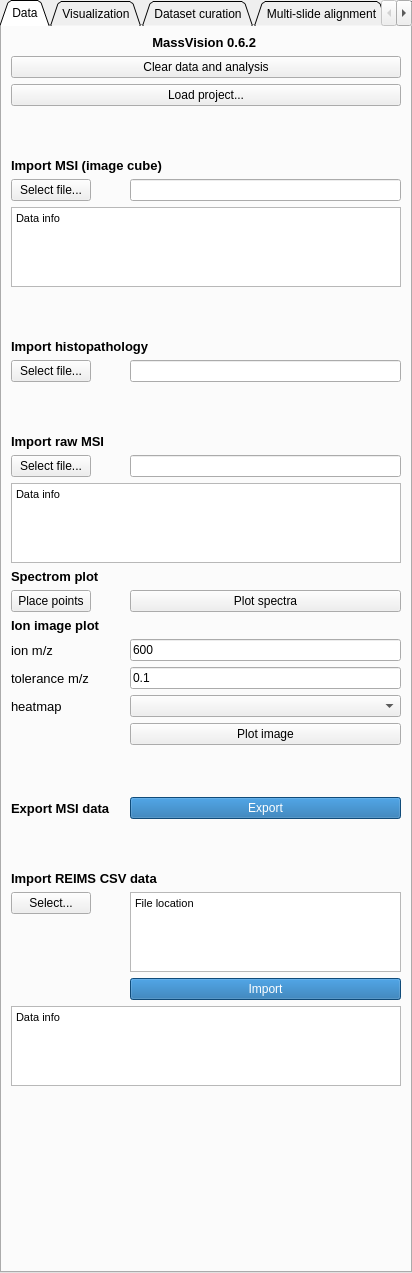
Before: the Qt Designer form MassVision/Resources/UI/MassVision.ui in jamzad/SlicerMassVision, drawn with Qt 5.
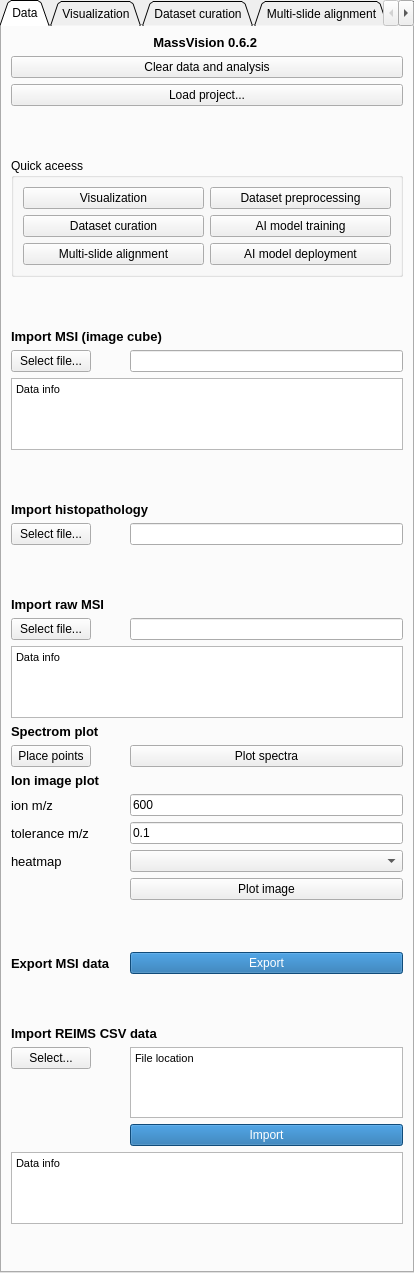
After: the same form once the commit is applied. The open tabs and pages were chosen to show the change.

Commit message: ADD quick tab access

```diff
--- a/MassVision/Resources/UI/MassVision.ui
+++ b/MassVision/Resources/UI/MassVision.ui
@@ -6,7 +6,7 @@
    <rect>
     <x>0</x>
     <y>0</y>
-    <width>412</width>
+    <width>414</width>
     <height>1273</height>
    </rect>
   </property>
@@ -93,6 +93,22 @@
      </spacer>
     </item>
     <item row="5" column="0" colspan="2">
+     <spacer name="verticalSpacer_18">
+      <property name="orientation">
+       <enum>Qt::Vertical</enum>
+      </property>
+      <property name="sizeType">
+       <enum>QSizePolicy::Fixed</enum>
+      </property>
+      <property name="sizeHint" stdset="0">
+       <size>
+        <width>20</width>
+        <height>40</height>
+       </size>
+      </property>
+     </spacer>
+    </item>
+    <item row="6" column="0" colspan="2">
      <widget class="QLabel" name="label_64">
       <property name="font">
        <font>
@@ -109,21 +125,21 @@
       </property>
      </widget>
     </item>
-    <item row="6" column="0">
+    <item row="7" column="0">
      <widget class="QPushButton" name="textFileSelect">
       <property name="text">
        <string>Select file...</string>
       </property>
      </widget>
     </item>
-    <item row="6" column="1">
+    <item row="7" column="1">
      <widget class="QLineEdit" name="ImportlineEdit">
       <property name="readOnly">
        <bool>true</bool>
       </property>
      </widget>
     </item>
-    <item row="7" column="0" colspan="2">
+    <item row="8" column="0" colspan="2">
      <widget class="QTextBrowser" name="dataInformation">
       <property name="maximumSize">
        <size>
@@ -140,23 +156,23 @@
       </property>
      </widget>
     </item>
-    <item row="8" column="0" colspan="2">
-     <spacer name="verticalSpacer_15">
-      <property name="orientation">
-       <enum>Qt::Vertical</enum>
-      </property>
-      <property name="sizeType">
-       <enum>QSizePolicy::Fixed</enum>
-      </property>
-      <property name="sizeHint" stdset="0">
-       <size>
-        <width>20</width>
-        <height>40</height>
-       </size>
-      </property>
-     </spacer>
-    </item>
     <item row="9" column="0" colspan="2">
+     <spacer name="verticalSpacer_15">
+      <property name="orientation">
+       <enum>Qt::Vertical</enum>
+      </property>
+      <property name="sizeType">
+       <enum>QSizePolicy::Fixed</enum>
+      </property>
+      <property name="sizeHint" stdset="0">
+       <size>
+        <width>20</width>
+        <height>40</height>
+       </size>
+      </property>
+     </spacer>
+    </item>
+    <item row="10" column="0" colspan="2">
      <widget class="QLabel" name="label_61">
       <property name="font">
        <font>
@@ -173,37 +189,37 @@
       </property>
      </widget>
     </item>
-    <item row="10" column="0">
+    <item row="11" column="0">
      <widget class="QPushButton" name="histoFileSelect">
       <property name="text">
        <string>Select file...</string>
       </property>
      </widget>
     </item>
-    <item row="10" column="1">
+    <item row="11" column="1">
      <widget class="QLineEdit" name="HistoLineEdit">
       <property name="readOnly">
        <bool>true</bool>
       </property>
      </widget>
     </item>
-    <item row="11" column="0" colspan="2">
-     <spacer name="verticalSpacer_25">
-      <property name="orientation">
-       <enum>Qt::Vertical</enum>
-      </property>
-      <property name="sizeType">
-       <enum>QSizePolicy::Fixed</enum>
-      </property>
-      <property name="sizeHint" stdset="0">
-       <size>
-        <width>20</width>
-        <height>40</height>
-       </size>
-      </property>
-     </spacer>
-    </item>
     <item row="12" column="0" colspan="2">
+     <spacer name="verticalSpacer_25">
+      <property name="orientation">
+       <enum>Qt::Vertical</enum>
+      </property>
+      <property name="sizeType">
+       <enum>QSizePolicy::Fixed</enum>
+      </property>
+      <property name="sizeHint" stdset="0">
+       <size>
+        <width>20</width>
+        <height>40</height>
+       </size>
+      </property>
+     </spacer>
+    </item>
+    <item row="13" column="0" colspan="2">
      <widget class="QLabel" name="label_65">
       <property name="font">
        <font>
@@ -220,21 +236,21 @@
       </property>
      </widget>
     </item>
-    <item row="13" column="0">
+    <item row="14" column="0">
      <widget class="QPushButton" name="rawSelect">
       <property name="text">
        <string>Select file...</string>
       </property>
      </widget>
     </item>
-    <item row="13" column="1">
+    <item row="14" column="1">
      <widget class="QLineEdit" name="rawLineEdit">
       <property name="readOnly">
        <bool>true</bool>
       </property>
      </widget>
     </item>
-    <item row="14" column="0" colspan="2">
+    <item row="15" column="0" colspan="2">
      <widget class="QTextBrowser" name="rawInfo">
       <property name="maximumSize">
        <size>
@@ -251,124 +267,7 @@
       </property>
      </widget>
     </item>
-    <item row="26" column="0" colspan="2">
-     <widget class="QLabel" name="label_REIMS">
-      <property name="font">
-       <font>
-        <pointsize>10</pointsize>
-        <weight>75</weight>
-        <bold>true</bold>
-       </font>
-      </property>
-      <property name="styleSheet">
-       <string notr="true"/>
-      </property>
-      <property name="text">
-       <string>Import REIMS CSV data</string>
-      </property>
-     </widget>
-    </item>
-    <item row="27" column="0">
-     <widget class="QPushButton" name="REIMSFileSelect">
-      <property name="text">
-       <string>Select...</string>
-      </property>
-     </widget>
-    </item>
-    <item row="27" column="1">
-     <widget class="QTextBrowser" name="filenameREIMSBrowser">
-      <property name="maximumSize">
-       <size>
-        <width>16777215</width>
-        <height>80</height>
-       </size>
-      </property>
-      <property name="lineWidth">
-       <number>0</number>
-      </property>
-      <property name="html">
-       <string>&lt;!DOCTYPE HTML PUBLIC &quot;-//W3C//DTD HTML 4.0//EN&quot; &quot;http://www.w3.org/TR/REC-html40/strict.dtd&quot;&gt;
-&lt;html&gt;&lt;head&gt;&lt;meta name=&quot;qrichtext&quot; content=&quot;1&quot; /&gt;&lt;style type=&quot;text/css&quot;&gt;
-p, li { white-space: pre-wrap; }
-&lt;/style&gt;&lt;/head&gt;&lt;body style=&quot; font-family:'MS Shell Dlg 2'; font-size:8.25pt; font-weight:400; font-style:normal;&quot;&gt;
-&lt;p style=&quot; margin-top:0px; margin-bottom:0px; margin-left:0px; margin-right:0px; -qt-block-indent:0; text-indent:0px;&quot;&gt;File location&lt;/p&gt;&lt;/body&gt;&lt;/html&gt;</string>
-      </property>
-     </widget>
-    </item>
-    <item row="28" column="1">
-     <widget class="QPushButton" name="REIMSFileLoad">
-      <property name="styleSheet">
-       <string notr="true">background-color: #1769aa;
-color: rgb(255, 255, 255);</string>
-      </property>
-      <property name="text">
-       <string>Import</string>
-      </property>
-     </widget>
-    </item>
-    <item row="29" column="0" colspan="2">
-     <widget class="QTextBrowser" name="REIMSInformation">
-      <property name="maximumSize">
-       <size>
-        <width>16777215</width>
-        <height>80</height>
-       </size>
-      </property>
-      <property name="html">
-       <string>&lt;!DOCTYPE HTML PUBLIC &quot;-//W3C//DTD HTML 4.0//EN&quot; &quot;http://www.w3.org/TR/REC-html40/strict.dtd&quot;&gt;
-&lt;html&gt;&lt;head&gt;&lt;meta name=&quot;qrichtext&quot; content=&quot;1&quot; /&gt;&lt;style type=&quot;text/css&quot;&gt;
-p, li { white-space: pre-wrap; }
-&lt;/style&gt;&lt;/head&gt;&lt;body style=&quot; font-family:'MS Shell Dlg 2'; font-size:8.25pt; font-weight:400; font-style:normal;&quot;&gt;
-&lt;p style=&quot; margin-top:0px; margin-bottom:0px; margin-left:0px; margin-right:0px; -qt-block-indent:0; text-indent:0px;&quot;&gt;Data info&lt;/p&gt;&lt;/body&gt;&lt;/html&gt;</string>
-      </property>
-     </widget>
-    </item>
-    <item row="30" column="0" colspan="2">
-     <spacer name="verticalSpacer_17">
-      <property name="orientation">
-       <enum>Qt::Vertical</enum>
-      </property>
-      <property name="sizeHint" stdset="0">
-       <size>
-        <width>20</width>
-        <height>40</height>
-       </size>
-      </property>
-     </spacer>
-    </item>
-    <item row="22" column="0" colspan="2">
-     <spacer name="verticalSpacer_30">
-      <property name="orientation">
-       <enum>Qt::Vertical</enum>
-      </property>
-      <property name="sizeType">
-       <enum>QSizePolicy::Fixed</enum>
-      </property>
-      <property name="sizeHint" stdset="0">
-       <size>
-        <width>20</width>
-        <height>40</height>
-       </size>
-      </property>
-     </spacer>
-    </item>
-    <item row="25" column="0" colspan="2">
-     <spacer name="verticalSpacer_31">
-      <property name="orientation">
-       <enum>Qt::Vertical</enum>
-      </property>
-      <property name="sizeType">
-       <enum>QSizePolicy::Fixed</enum>
-      </property>
-      <property name="sizeHint" stdset="0">
-       <size>
-        <width>20</width>
-        <height>40</height>
-       </size>
-      </property>
-     </spacer>
-    </item>
-    <item row="15" column="0">
+    <item row="16" column="0">
      <widget class="QLabel" name="label_67">
       <property name="font">
        <font>
@@ -385,69 +284,24 @@
       </property>
      </widget>
     </item>
-    <item row="23" column="0">
-     <widget class="QLabel" name="label_66">
-      <property name="font">
-       <font>
-        <pointsize>10</pointsize>
-        <weight>75</weight>
-        <bold>true</bold>
-       </font>
-      </property>
+    <item row="17" column="0">
+     <widget class="QPushButton" name="RAWplaceFiducial">
       <property name="styleSheet">
        <string notr="true"/>
       </property>
       <property name="text">
-       <string>Export MSI data    </string>
+       <string>Place points</string>
       </property>
      </widget>
     </item>
-    <item row="23" column="1">
-     <widget class="QPushButton" name="ExportPushBotton">
-      <property name="styleSheet">
-       <string notr="true">background-color: #1769aa;
-color: rgb(255, 255, 255);</string>
-      </property>
-      <property name="text">
-       <string>Export</string>
-      </property>
-     </widget>
-    </item>
-    <item row="18" column="0">
-     <widget class="QLabel" name="label_74">
-      <property name="font">
-       <font>
-        <pointsize>10</pointsize>
-        <weight>50</weight>
-        <bold>false</bold>
-       </font>
-      </property>
-      <property name="styleSheet">
-       <string notr="true"/>
-      </property>
-      <property name="text">
-       <string>ion m/z</string>
-      </property>
-     </widget>
-    </item>
-    <item row="16" column="1">
+    <item row="17" column="1">
      <widget class="QPushButton" name="RAWplotSpectra">
       <property name="text">
        <string>Plot spectra</string>
       </property>
      </widget>
     </item>
-    <item row="16" column="0">
-     <widget class="QPushButton" name="RAWplaceFiducial">
-      <property name="styleSheet">
-       <string notr="true"/>
-      </property>
-      <property name="text">
-       <string>Place points</string>
-      </property>
-     </widget>
-    </item>
-    <item row="17" column="0">
+    <item row="18" column="0">
      <widget class="QLabel" name="label_75">
       <property name="font">
        <font>
@@ -464,7 +318,24 @@
       </property>
      </widget>
     </item>
-    <item row="18" column="1">
+    <item row="19" column="0">
+     <widget class="QLabel" name="label_74">
+      <property name="font">
+       <font>
+        <pointsize>10</pointsize>
+        <weight>50</weight>
+        <bold>false</bold>
+       </font>
+      </property>
+      <property name="styleSheet">
+       <string notr="true"/>
+      </property>
+      <property name="text">
+       <string>ion m/z</string>
+      </property>
+     </widget>
+    </item>
+    <item row="19" column="1">
      <widget class="QLineEdit" name="RawImgIon">
       <property name="text">
        <string>600</string>
@@ -474,7 +345,7 @@
       </property>
      </widget>
     </item>
-    <item row="19" column="0">
+    <item row="20" column="0">
      <widget class="QLabel" name="label_84">
       <property name="font">
        <font>
@@ -491,7 +362,7 @@
       </property>
      </widget>
     </item>
-    <item row="19" column="1">
+    <item row="20" column="1">
      <widget class="QLineEdit" name="RawImgTol">
       <property name="text">
        <string>0.1</string>
@@ -501,7 +372,7 @@
       </property>
      </widget>
     </item>
-    <item row="20" column="0">
+    <item row="21" column="0">
      <widget class="QLabel" name="label_85">
       <property name="font">
        <font>
@@ -519,14 +390,216 @@
      </widget>
     </item>
     <item row="21" column="1">
+     <widget class="QComboBox" name="RawImgHeatmap"/>
+    </item>
+    <item row="22" column="1">
      <widget class="QPushButton" name="RawPlotImg">
       <property name="text">
        <string>Plot image</string>
       </property>
      </widget>
     </item>
-    <item row="20" column="1">
-     <widget class="QComboBox" name="RawImgHeatmap"/>
+    <item row="23" column="0" colspan="2">
+     <spacer name="verticalSpacer_30">
+      <property name="orientation">
+       <enum>Qt::Vertical</enum>
+      </property>
+      <property name="sizeType">
+       <enum>QSizePolicy::Fixed</enum>
+      </property>
+      <property name="sizeHint" stdset="0">
+       <size>
+        <width>20</width>
+        <height>40</height>
+       </size>
+      </property>
+     </spacer>
+    </item>
+    <item row="24" column="0">
+     <widget class="QLabel" name="label_66">
+      <property name="font">
+       <font>
+        <pointsize>10</pointsize>
+        <weight>75</weight>
+        <bold>true</bold>
+       </font>
+      </property>
+      <property name="styleSheet">
+       <string notr="true"/>
+      </property>
+      <property name="text">
+       <string>Export MSI data    </string>
+      </property>
+     </widget>
+    </item>
+    <item row="24" column="1">
+     <widget class="QPushButton" name="ExportPushBotton">
+      <property name="styleSheet">
+       <string notr="true">background-color: #1769aa;
+color: rgb(255, 255, 255);</string>
+      </property>
+      <property name="text">
+       <string>Export</string>
+      </property>
+     </widget>
+    </item>
+    <item row="26" column="0" colspan="2">
+     <spacer name="verticalSpacer_31">
+      <property name="orientation">
+       <enum>Qt::Vertical</enum>
+      </property>
+      <property name="sizeType">
+       <enum>QSizePolicy::Fixed</enum>
+      </property>
+      <property name="sizeHint" stdset="0">
+       <size>
+        <width>20</width>
+        <height>40</height>
+       </size>
+      </property>
+     </spacer>
+    </item>
+    <item row="27" column="0" colspan="2">
+     <widget class="QLabel" name="label_REIMS">
+      <property name="font">
+       <font>
+        <pointsize>10</pointsize>
+        <weight>75</weight>
+        <bold>true</bold>
+       </font>
+      </property>
+      <property name="styleSheet">
+       <string notr="true"/>
+      </property>
+      <property name="text">
+       <string>Import REIMS CSV data</string>
+      </property>
+     </widget>
+    </item>
+    <item row="28" column="0">
+     <widget class="QPushButton" name="REIMSFileSelect">
+      <property name="text">
+       <string>Select...</string>
+      </property>
+     </widget>
+    </item>
+    <item row="28" column="1">
+     <widget class="QTextBrowser" name="filenameREIMSBrowser">
+      <property name="maximumSize">
+       <size>
+        <width>16777215</width>
+        <height>80</height>
+       </size>
+      </property>
+      <property name="lineWidth">
+       <number>0</number>
+      </property>
+      <property name="html">
+       <string>&lt;!DOCTYPE HTML PUBLIC &quot;-//W3C//DTD HTML 4.0//EN&quot; &quot;http://www.w3.org/TR/REC-html40/strict.dtd&quot;&gt;
+&lt;html&gt;&lt;head&gt;&lt;meta name=&quot;qrichtext&quot; content=&quot;1&quot; /&gt;&lt;style type=&quot;text/css&quot;&gt;
+p, li { white-space: pre-wrap; }
+&lt;/style&gt;&lt;/head&gt;&lt;body style=&quot; font-family:'MS Shell Dlg 2'; font-size:8.25pt; font-weight:400; font-style:normal;&quot;&gt;
+&lt;p style=&quot; margin-top:0px; margin-bottom:0px; margin-left:0px; margin-right:0px; -qt-block-indent:0; text-indent:0px;&quot;&gt;File location&lt;/p&gt;&lt;/body&gt;&lt;/html&gt;</string>
+      </property>
+     </widget>
+    </item>
+    <item row="29" column="1">
+     <widget class="QPushButton" name="REIMSFileLoad">
+      <property name="styleSheet">
+       <string notr="true">background-color: #1769aa;
+color: rgb(255, 255, 255);</string>
+      </property>
+      <property name="text">
+       <string>Import</string>
+      </property>
+     </widget>
+    </item>
+    <item row="30" column="0" colspan="2">
+     <widget class="QTextBrowser" name="REIMSInformation">
+      <property name="maximumSize">
+       <size>
+        <width>16777215</width>
+        <height>80</height>
+       </size>
+      </property>
+      <property name="html">
+       <string>&lt;!DOCTYPE HTML PUBLIC &quot;-//W3C//DTD HTML 4.0//EN&quot; &quot;http://www.w3.org/TR/REC-html40/strict.dtd&quot;&gt;
+&lt;html&gt;&lt;head&gt;&lt;meta name=&quot;qrichtext&quot; content=&quot;1&quot; /&gt;&lt;style type=&quot;text/css&quot;&gt;
+p, li { white-space: pre-wrap; }
+&lt;/style&gt;&lt;/head&gt;&lt;body style=&quot; font-family:'MS Shell Dlg 2'; font-size:8.25pt; font-weight:400; font-style:normal;&quot;&gt;
+&lt;p style=&quot; margin-top:0px; margin-bottom:0px; margin-left:0px; margin-right:0px; -qt-block-indent:0; text-indent:0px;&quot;&gt;Data info&lt;/p&gt;&lt;/body&gt;&lt;/html&gt;</string>
+      </property>
+     </widget>
+    </item>
+    <item row="31" column="0" colspan="2">
+     <spacer name="verticalSpacer_17">
+      <property name="orientation">
+       <enum>Qt::Vertical</enum>
+      </property>
+      <property name="sizeHint" stdset="0">
+       <size>
+        <width>20</width>
+        <height>40</height>
+       </size>
+      </property>
+     </spacer>
+    </item>
+    <item row="4" column="0" colspan="2">
+     <widget class="QGroupBox" name="groupBox">
+      <property name="sizePolicy">
+       <sizepolicy hsizetype="Expanding" vsizetype="Minimum">
+        <horstretch>0</horstretch>
+        <verstretch>0</verstretch>
+       </sizepolicy>
+      </property>
+      <property name="title">
+       <string>Quick aceess</string>
+      </property>
+      <layout class="QGridLayout" name="gridLayout">
+       <item row="2" column="0">
+        <widget class="QPushButton" name="Go2tab3">
+         <property name="text">
+          <string>Multi-slide alignment</string>
+         </property>
+        </widget>
+       </item>
+       <item row="1" column="0">
+        <widget class="QPushButton" name="Go2tab2">
+         <property name="text">
+          <string>Dataset curation</string>
+         </property>
+        </widget>
+       </item>
+       <item row="2" column="1">
+        <widget class="QPushButton" name="Go2tab6">
+         <property name="text">
+          <string>AI model deployment</string>
+         </property>
+        </widget>
+       </item>
+       <item row="1" column="1">
+        <widget class="QPushButton" name="Go2tab5">
+         <property name="text">
+          <string>AI model training</string>
+         </property>
+        </widget>
+       </item>
+       <item row="0" column="1">
+        <widget class="QPushButton" name="Go2tab4">
+         <property name="text">
+          <string>Dataset preprocessing</string>
+         </property>
+        </widget>
+       </item>
+       <item row="0" column="0">
+        <widget class="QPushButton" name="Go2tab1">
+         <property name="text">
+          <string>Visualization</string>
+         </property>
+        </widget>
+       </item>
+      </layout>
+     </widget>
     </item>
    </layout>
   </widget>
```
Left out of the diff: 249 changed lines with no effect on the pictures. The commit also changes 1 other file.
